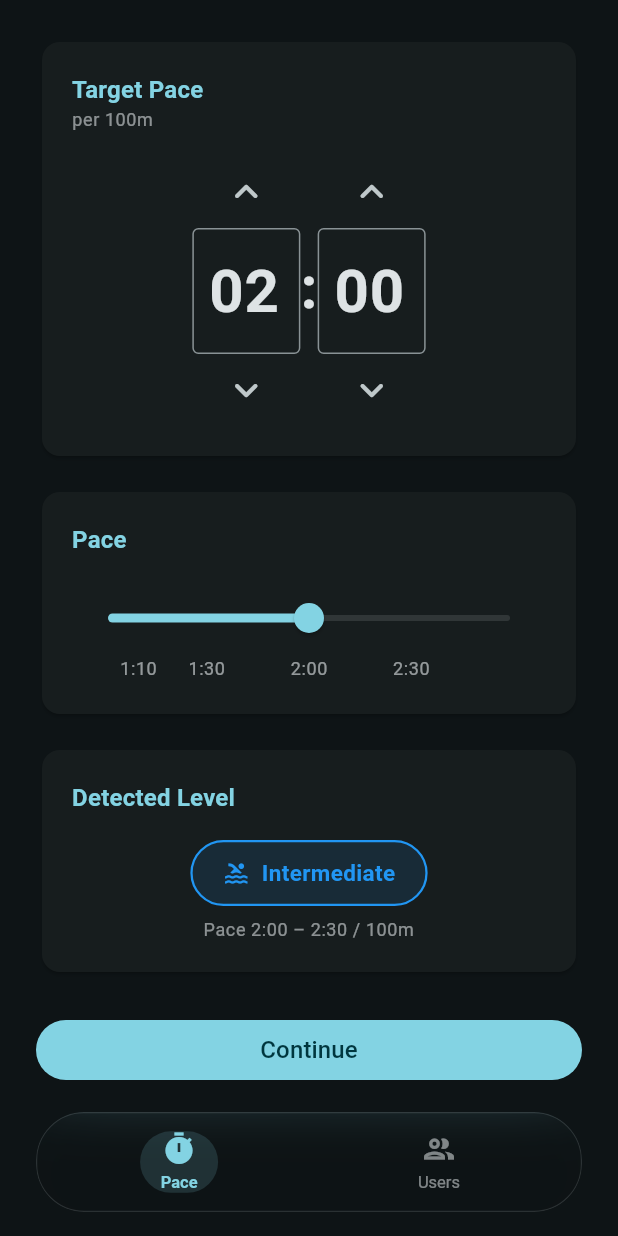
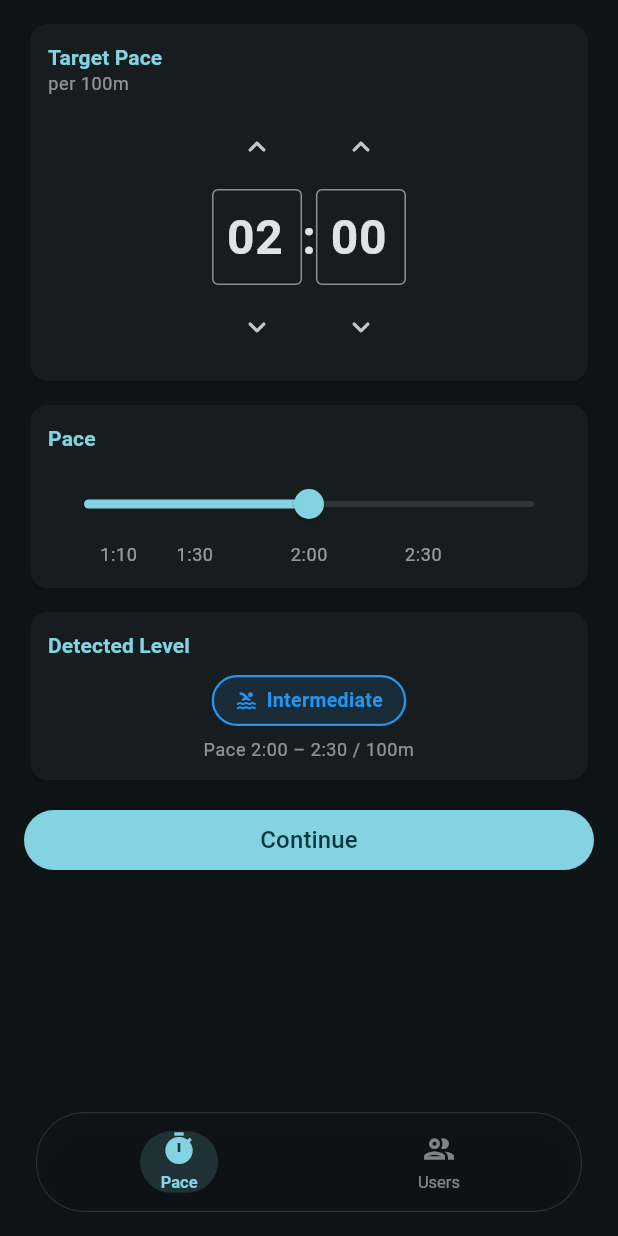
Before and after one commit to yurecKovalchuk/swim_success_dev, a Flutter app: the screen it shows after launch, on a phone screen of 412 x 824 dp. Run offline on Flutter 3.47's test engine with Material 3 defaults, Android fonts, the phone set to English and light mode, and no system bars; our stand-ins replace auto_route, dio, flutter_bloc, freezed_annotation, get_it.

Commit message:
refactor: compact pace selector to fit one screen
- MinSecInput: font 40→32, icons 32→24, field width 72→60, tighter vertical padding
- SwimmerLevelBadge: padding 20/10→14/6, icon 18→15, font 15→13
- SectionCard: padding 20→12, title titleMedium→titleSmall, gap 16→10
- Screen: outer padding 24→16, top 24→12, gaps between cards 16→8, before button 24→12

```diff
--- a/lib/features/pace_selector/screen/pace_selector_screen.dart
+++ b/lib/features/pace_selector/screen/pace_selector_screen.dart
@@ -56,7 +56,7 @@ class _PaceSelectorView extends StatelessWidget {
           final insets = MediaQuery.of(context).padding;
           return SingleChildScrollView(
             padding: EdgeInsets.fromLTRB(
-              24, insets.top + 24, 24, insets.bottom + kFloatingNavBarHeight,
+              16, insets.top + 12, 16, insets.bottom + kFloatingNavBarHeight,
             ),
             child: Column(
               crossAxisAlignment: CrossAxisAlignment.stretch,
@@ -73,7 +73,7 @@ class _PaceSelectorView extends StatelessWidget {
                     ),
                   ),
                 ),
-                const SizedBox(height: 16),
+                const SizedBox(height: 8),
                 _SectionCard(
                   title: l10n.paceSectionLabel,
                   child: Column(
@@ -104,7 +104,7 @@ class _PaceSelectorView extends StatelessWidget {
                     ],
                   ),
                 ),
-                const SizedBox(height: 16),
+                const SizedBox(height: 8),
                 _SectionCard(
                   title: l10n.paceDetectedLevel,
                   child: Column(
@@ -124,7 +124,7 @@ class _PaceSelectorView extends StatelessWidget {
                     ],
                   ),
                 ),
-                const SizedBox(height: 24),
+                const SizedBox(height: 12),
                 if (state.status == PaceSubmitStatus.failure &&
                     state.errorMessage != null)
                   Padding(
@@ -189,13 +189,13 @@ class _SectionCard extends StatelessWidget {
     final theme = Theme.of(context);
     return Card(
       child: Padding(
-        padding: const EdgeInsets.all(20),
+        padding: const EdgeInsets.all(12),
         child: Column(
           crossAxisAlignment: CrossAxisAlignment.stretch,
           children: [
             Text(
               title,
-              style: theme.textTheme.titleMedium?.copyWith(
+              style: theme.textTheme.titleSmall?.copyWith(
                 color: theme.colorScheme.primary,
                 fontWeight: FontWeight.w600,
               ),
@@ -207,7 +207,7 @@ class _SectionCard extends StatelessWidget {
                   color: theme.colorScheme.onSurface.withAlpha(150),
                 ),
               ),
-            const SizedBox(height: 16),
+            const SizedBox(height: 10),
             child,
           ],
         ),
--- a/lib/features/pace_selector/widgets/min_sec_input.dart
+++ b/lib/features/pace_selector/widgets/min_sec_input.dart
@@ -67,11 +67,14 @@ class _MinSecInputState extends State<MinSecInput> {
       children: [
         IconButton(
           icon: const Icon(Icons.keyboard_arrow_up_rounded),
-          iconSize: 32,
+          iconSize: 24,
+          padding: EdgeInsets.zero,
+          constraints: const BoxConstraints(),
           onPressed: () => onChanged((currentValue + 1) % (maxValue + 1)),
         ),
+        const SizedBox(height: 4),
         SizedBox(
-          width: 72,
+          width: 60,
           child: TextField(
             controller: controller,
             focusNode: focusNode,
@@ -81,10 +84,10 @@ class _MinSecInputState extends State<MinSecInput> {
               FilteringTextInputFormatter.digitsOnly,
               LengthLimitingTextInputFormatter(2),
             ],
-            style: const TextStyle(fontSize: 40, fontWeight: FontWeight.bold),
+            style: const TextStyle(fontSize: 32, fontWeight: FontWeight.bold),
             decoration: const InputDecoration(
               border: OutlineInputBorder(),
-              contentPadding: EdgeInsets.symmetric(vertical: 12),
+              contentPadding: EdgeInsets.symmetric(vertical: 8),
             ),
             onTap: () => controller.selection = TextSelection(
               baseOffset: 0,
@@ -99,9 +102,12 @@ class _MinSecInputState extends State<MinSecInput> {
             },
           ),
         ),
+        const SizedBox(height: 4),
         IconButton(
           icon: const Icon(Icons.keyboard_arrow_down_rounded),
-          iconSize: 32,
+          iconSize: 24,
+          padding: EdgeInsets.zero,
+          constraints: const BoxConstraints(),
           onPressed: () =>
               onChanged(currentValue == 0 ? maxValue : currentValue - 1),
         ),
@@ -123,12 +129,9 @@ class _MinSecInputState extends State<MinSecInput> {
           onChanged: widget.onMinutesChanged,
           nextFocus: _secFocus,
         ),
-        const Padding(
-          padding: EdgeInsets.only(bottom: 4),
-          child: Text(
-            ':',
-            style: TextStyle(fontSize: 40, fontWeight: FontWeight.bold),
-          ),
+        const Text(
+          ':',
+          style: TextStyle(fontSize: 32, fontWeight: FontWeight.bold),
         ),
         _buildSpinner(
           controller: _secController,
--- a/lib/features/pace_selector/widgets/swimmer_level_badge.dart
+++ b/lib/features/pace_selector/widgets/swimmer_level_badge.dart
@@ -28,23 +28,23 @@ class SwimmerLevelBadge extends StatelessWidget {
   Widget build(BuildContext context) {
     return AnimatedContainer(
       duration: const Duration(milliseconds: 300),
-      padding: const EdgeInsets.symmetric(horizontal: 20, vertical: 10),
+      padding: const EdgeInsets.symmetric(horizontal: 14, vertical: 6),
       decoration: BoxDecoration(
         color: _color.withAlpha(30),
-        borderRadius: BorderRadius.circular(24),
+        borderRadius: BorderRadius.circular(20),
         border: Border.all(color: _color, width: 1.5),
       ),
       child: Row(
         mainAxisSize: MainAxisSize.min,
         children: [
-          Icon(Icons.pool, color: _color, size: 18),
-          const SizedBox(width: 8),
+          Icon(Icons.pool, color: _color, size: 15),
+          const SizedBox(width: 6),
           Text(
             label,
             style: TextStyle(
               color: _color,
               fontWeight: FontWeight.bold,
-              fontSize: 15,
+              fontSize: 13,
             ),
           ),
         ],
```
